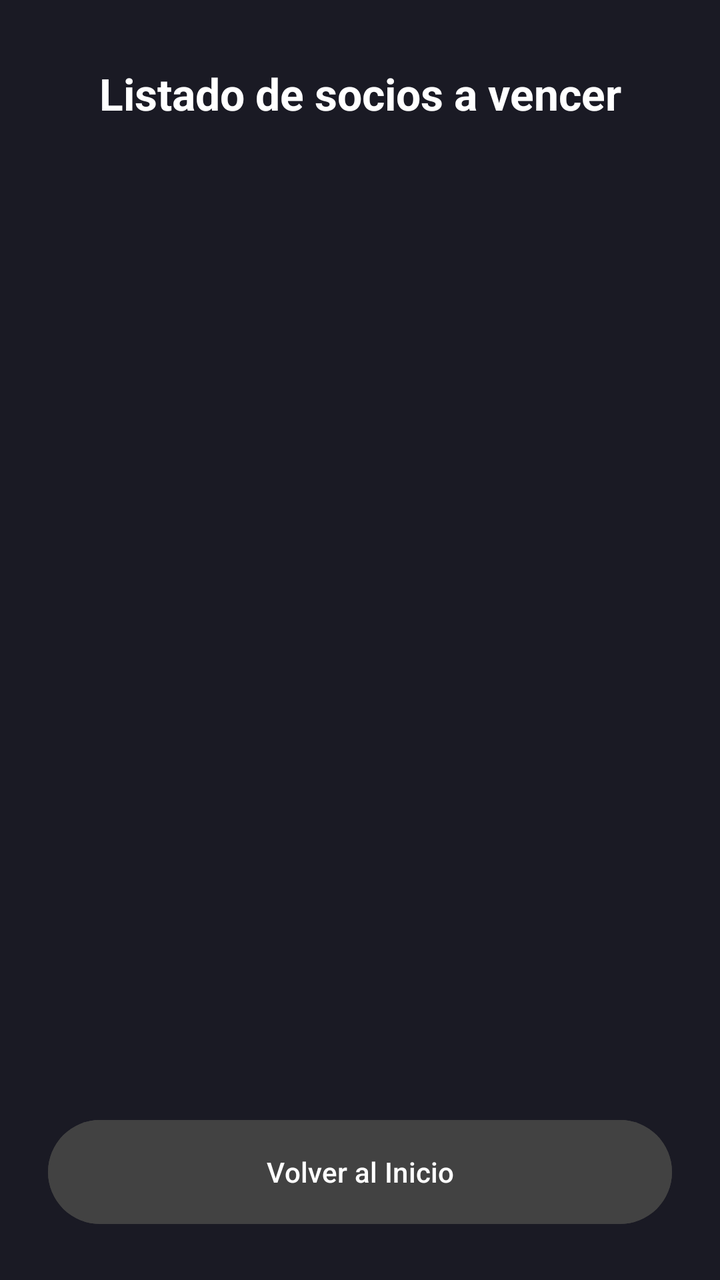
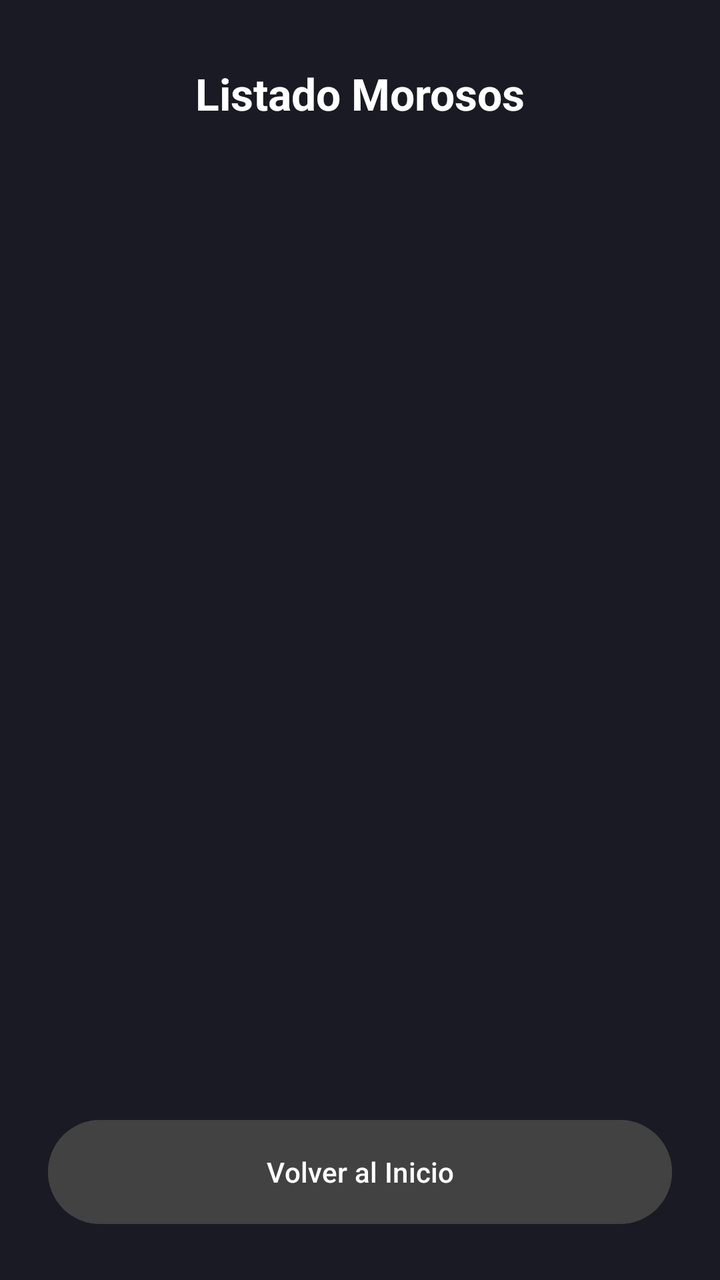

An Android layout rendered at two revisions. The XML below is the earlier revision; the diff shows what the commit changed to produce the second picture.
<!-- AndroidManifest.xml: application theme Theme.triada_DAM_MTlon -->
<!-- res/layout/activity_listado.xml -->
<?xml version="1.0" encoding="utf-8"?>
<androidx.constraintlayout.widget.ConstraintLayout
    xmlns:android="http://schemas.android.com/apk/res/android"
    xmlns:app="http://schemas.android.com/apk/res-auto"
    xmlns:tools="http://schemas.android.com/tools"
    android:layout_width="match_parent"
    android:layout_height="match_parent"
    android:background="#1A1A24">

    <TextView
        android:id="@+id/tvTituloListado"
        android:layout_width="wrap_content"
        android:layout_height="wrap_content"
        android:text="Listado de socios a vencer"
        android:textColor="#FFFFFF"
        android:textSize="22sp"
        android:textStyle="bold"
        app:layout_constraintTop_toTopOf="parent"
        app:layout_constraintStart_toStartOf="parent"
        app:layout_constraintEnd_toEndOf="parent"
        android:layout_marginTop="32dp"
        tools:ignore="HardcodedText" />

    <ScrollView
        android:layout_width="match_parent"
        android:layout_height="0dp"
        android:layout_marginTop="24dp"
        android:layout_marginBottom="16dp"
        app:layout_constraintTop_toBottomOf="@id/tvTituloListado"
        app:layout_constraintBottom_toTopOf="@id/btnVolverListado">

        <GridLayout
            android:id="@+id/gridLayout"
            android:layout_width="match_parent"
            android:layout_height="wrap_content"
            android:columnCount="4"
            android:padding="16dp">
        </GridLayout>
    </ScrollView>

    <Button
        android:id="@+id/btnVolverListado"
        android:layout_width="match_parent"
        android:layout_height="60dp"
        android:text="Volver al Inicio"
        android:textAllCaps="false"
        android:backgroundTint="#424242"
        android:textColor="#FFFFFF"
        app:layout_constraintBottom_toBottomOf="parent"
        android:layout_margin="24dp"
        tools:ignore="HardcodedText" />

</androidx.constraintlayout.widget.ConstraintLayout>
<!-- resources referenced by this layout -->
<resources>
  <style name="Theme.triada_DAM_MTlon" parent="Base.Theme.triada_DAM_MTlon" />
  <style name="Base.Theme.triada_DAM_MTlon" parent="Theme.Material3.DayNight.NoActionBar">
          
          
      </style>
</resources>

<!-- the commit's change to res/layout/activity_listado.xml (unified diff, before → after) -->
@@ -11,7 +11,7 @@
         android:id="@+id/tvTituloListado"
         android:layout_width="wrap_content"
         android:layout_height="wrap_content"
-        android:text="Listado de socios a vencer"
+        android:text="Listado Morosos"
         android:textColor="#FFFFFF"
         android:textSize="22sp"
         android:textStyle="bold"
